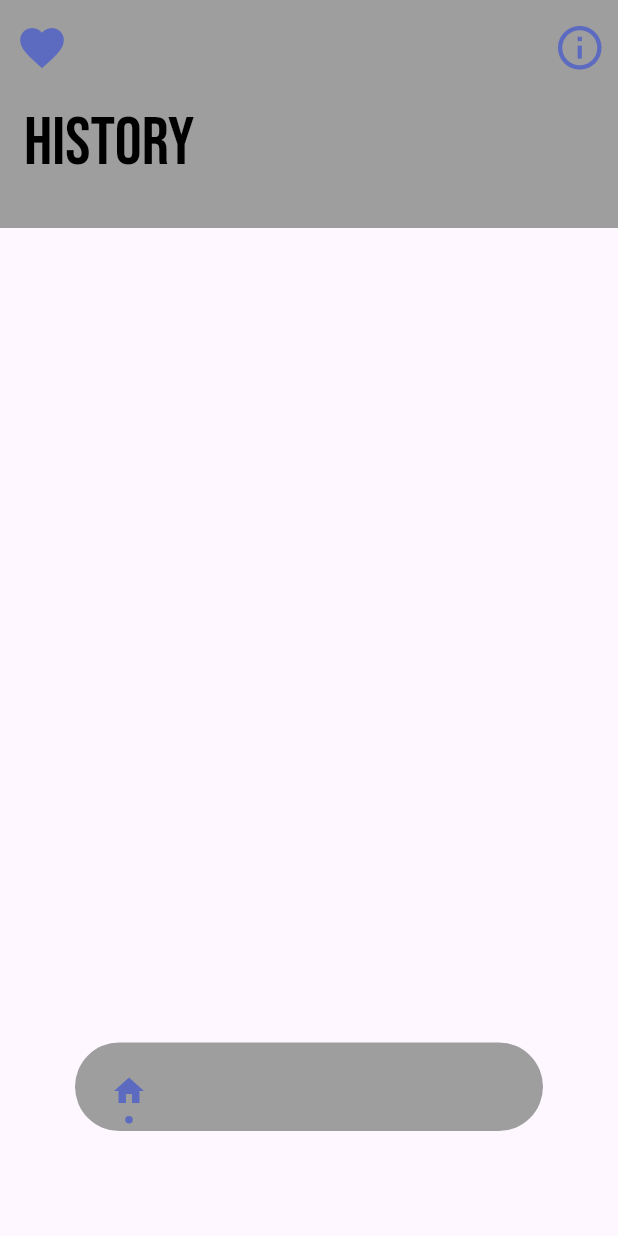
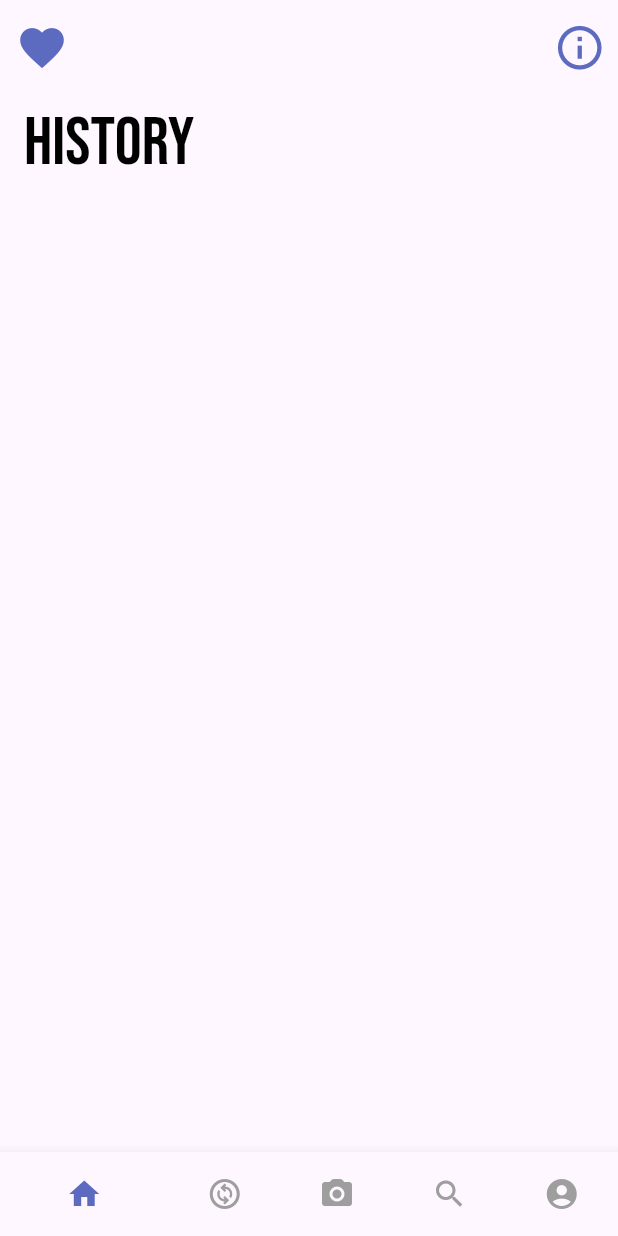
Before and after one commit to jpadilla3/KART2, a Flutter app: the screen it shows after launch, after a tap on "Login", on a phone screen of 412 x 824 dp. Run offline on Flutter 3.47's test engine with Material 2 defaults, Android fonts, the phone set to English and light mode, and no system bars; drawn by our look-alikes of dot_navigation_bar; our stand-ins replace google_fonts.

Commit message:
home page update

```diff
--- a/lib/main pages/home.dart
+++ b/lib/main pages/home.dart
@@ -3,6 +3,10 @@ import 'package:flutter/src/widgets/framework.dart';
 import 'package:flutter/src/widgets/placeholder.dart';
 import 'package:google_fonts/google_fonts.dart';
 import 'package:dot_navigation_bar/dot_navigation_bar.dart';
+import 'package:kart2/main%20pages/camera_page.dart';
+import 'package:kart2/main%20pages/profile_page.dart';
+import 'package:kart2/main%20pages/recommendations_Page.dart';
+import 'package:kart2/main%20pages/search_Page.dart';
 
 class HomePage extends StatefulWidget {
   const HomePage({super.key});
@@ -13,11 +17,19 @@ class HomePage extends StatefulWidget {
 
 class _HomePageState extends State<HomePage> {
   //might have to change this for ever page
-  var _selectedTab = _SelectedTab.home;
+  List pages = [
+    //update when pages are created
+    recommendationsPage(),
+    cameraPage(),
+    searchPage(),
+    ProfilePage(),
+  ];
 
-  void _handleIndexChange(int i) {
+  int currentIndex1 = 0;
+
+  void onTap(int index) {
     setState(() {
-      _selectedTab = _SelectedTab.values[i];
+      currentIndex1 = index;
     });
   }
 
@@ -26,7 +38,6 @@ class _HomePageState extends State<HomePage> {
     return Scaffold(
       body: CustomScrollView(slivers: [
         SliverAppBar.large(
-          backgroundColor: Colors.grey,
           leading: IconButton(
               onPressed: () {},
               icon: Icon(
@@ -49,55 +60,10 @@ class _HomePageState extends State<HomePage> {
             )
           ],
         ),
+
+        //rest of ui
+        SliverToBoxAdapter()
       ]),
-      bottomNavigationBar: SizedBox(
-        width: 50,
-        child: Padding(
-          padding: EdgeInsets.only(bottom: 50),
-          child: DotNavigationBar(
-            backgroundColor: Colors.grey,
-            //margin: EdgeInsets.only(left: 10, right: 10),
-            currentIndex: _SelectedTab.values.indexOf(_selectedTab),
-            dotIndicatorColor: Colors.indigo[400],
-            unselectedItemColor: Colors.grey,
-            onTap: _handleIndexChange,
-            items: [
-              //home
-              DotNavigationBarItem(
-                  icon: const Icon(Icons.home),
-                  selectedColor: Colors.indigo[400]),
-
-              //recommendation
-              DotNavigationBarItem(
-                  icon: const Icon(Icons.change_circle_outlined),
-                  selectedColor: Colors.indigo[400]),
-
-              //camera
-              DotNavigationBarItem(
-                  icon: const Icon(Icons.photo_camera_rounded),
-                  selectedColor: Colors.indigo[400]),
-
-              //search
-              DotNavigationBarItem(
-                  icon: const Icon(Icons.search),
-                  selectedColor: Colors.indigo[400]),
-
-              //profile
-              DotNavigationBarItem(
-                  icon: const Icon(Icons.account_circle_rounded),
-                  selectedColor: Colors.indigo[400]),
-            ],
-          ),
-        ),
-      ),
     );
   }
 }
-
-enum _SelectedTab {
-  home,
-  changed_circle_outlined,
-  photo_camera_rounded,
-  search,
-  account_circle_rounded
-}
--- /dev/null
+++ b/lib/main pages/nav_bar.dart
@@ -0,0 +1,75 @@
+import 'package:flutter/material.dart';
+import 'package:flutter/src/widgets/framework.dart';
+import 'package:flutter/src/widgets/placeholder.dart';
+import 'package:kart2/main%20pages/home.dart';
+import 'package:kart2/main%20pages/profile_page.dart';
+import 'package:kart2/main%20pages/recommendations_Page.dart';
+import 'package:kart2/main%20pages/search_Page.dart';
+
+import 'camera_page.dart';
+
+class navBar extends StatefulWidget {
+  const navBar({super.key});
+
+  @override
+  State<navBar> createState() => _navBarState();
+}
+
+class _navBarState extends State<navBar> {
+  List pages = [
+    //update when pages are created
+    HomePage(),
+    recommendationsPage(),
+    cameraPage(),
+    searchPage(),
+    ProfilePage(),
+  ];
+
+  int currentIndex1 = 0;
+
+  void onTap(int index) {
+    setState(() {
+      currentIndex1 = index;
+    });
+  }
+
+  @override
+  Widget build(BuildContext context) {
+    return Scaffold(
+      body: pages[currentIndex1],
+      bottomNavigationBar: BottomNavigationBar(
+        onTap: onTap,
+        unselectedFontSize: 0,
+        selectedFontSize: 0,
+        selectedItemColor: Colors.indigo[400],
+        unselectedItemColor: Colors.grey,
+        showSelectedLabels: false,
+        showUnselectedLabels: false,
+        currentIndex: currentIndex1,
+        items: const [
+          //home icon
+          BottomNavigationBarItem(label: "History", icon: Icon(Icons.home)),
+
+          //recommendation icon
+          BottomNavigationBarItem(
+            label: "Recommendation",
+            icon: Icon(
+              Icons.change_circle_outlined,
+            ),
+          ),
+
+          //camera icon
+          BottomNavigationBarItem(
+              label: "Camera", icon: Icon(Icons.photo_camera_rounded)),
+
+          //search icon
+          BottomNavigationBarItem(label: "Search", icon: Icon(Icons.search)),
+
+          //profile icon
+          BottomNavigationBarItem(
+              label: "Profile", icon: Icon(Icons.account_circle_rounded)),
+        ],
+      ),
+    );
+  }
+}
--- a/lib/onboarding/Login_Page.dart
+++ b/lib/onboarding/Login_Page.dart
@@ -1,6 +1,7 @@
 import 'package:flutter/material.dart';
 import 'package:google_fonts/google_fonts.dart';
 import 'package:kart2/main%20pages/home.dart';
+import 'package:kart2/main%20pages/nav_bar.dart';
 import 'package:kart2/onboarding/Start_Page.dart';
 
 class LoginPage extends StatefulWidget {
@@ -102,7 +103,7 @@ class _LoginPageState extends State<LoginPage> {
                             Navigator.push(
                                 context,
                                 MaterialPageRoute(
-                                    builder: (context) => const HomePage()));
+                                    builder: (context) => const navBar()));
                           },
                           style: ElevatedButton.styleFrom(
                               backgroundColor: Colors.indigo[400],
```
Also changed, not shown: lib/main pages/camera_page.dart (added, +16 -0 lines), lib/main pages/profile_page.dart (added, +14 -0 lines), lib/main pages/recommendations_Page.dart (added, +14 -0 lines), lib/main pages/search_Page.dart (added, +16 -0 lines).
